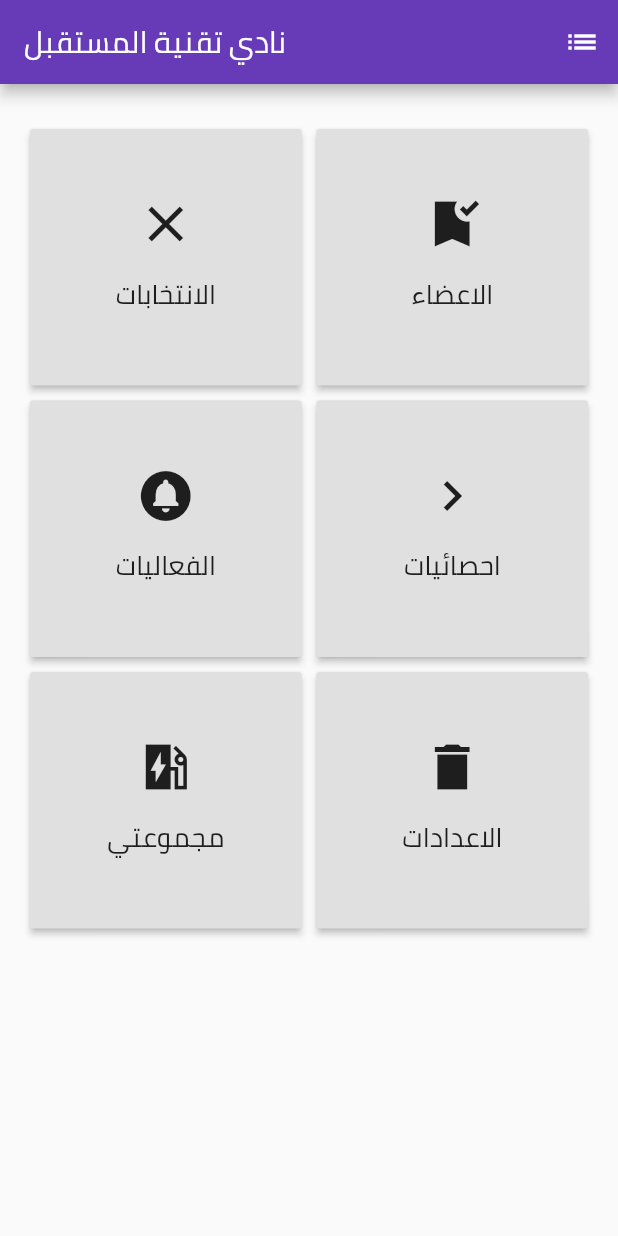
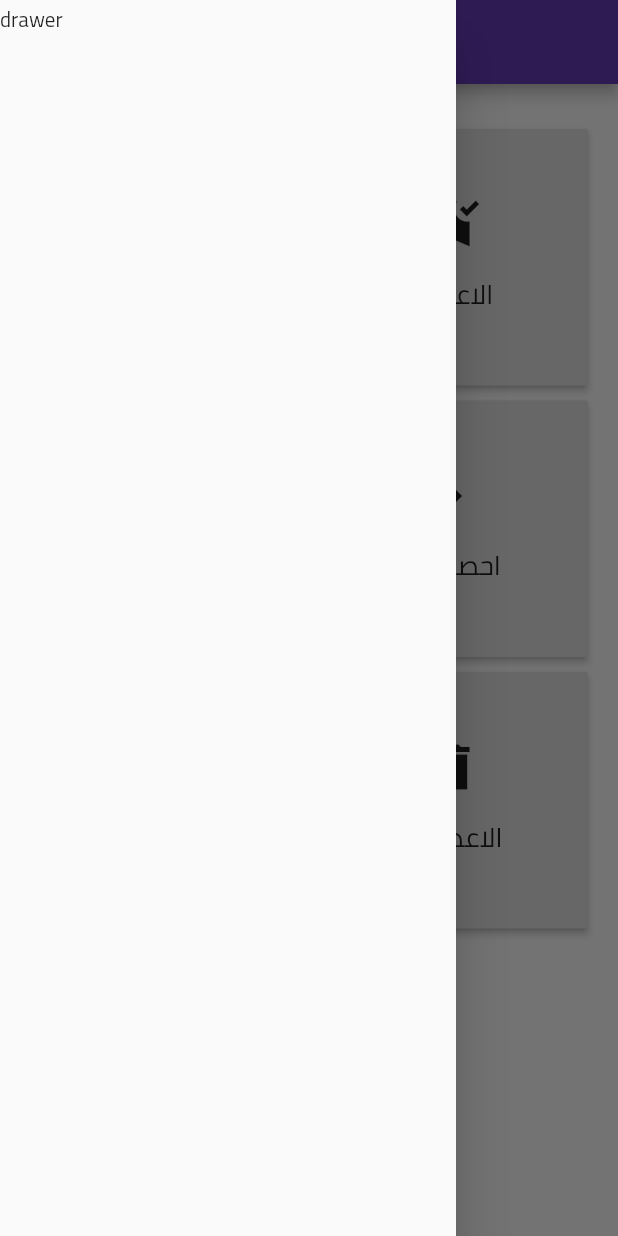
Before and after one commit to WadhahEssam/ftc_flutter_hackathon, a Flutter app: the screen it shows after launch, with the side drawer open (before the commit the screen has no drawer), on a phone screen of 412 x 824 dp. Run offline on Flutter 3.47's test engine with Material 2 defaults, Android fonts, the phone set to English and light mode, and no system bars.

Commit message:
drawer set up

```diff
--- /dev/null
+++ b/lib/drawer.dart
@@ -0,0 +1,13 @@
+import 'package:flutter/material.dart';
+
+class DrawerSection extends StatefulWidget {
+  @override
+  DrawerSectionState createState() => new DrawerSectionState();
+}
+
+class DrawerSectionState extends State<DrawerSection> {
+  @override
+  Widget build(BuildContext context) {
+    return Drawer(child: Text('drawer'));
+  }
+}
--- a/lib/main.dart
+++ b/lib/main.dart
@@ -2,6 +2,7 @@ import 'package:flutter/material.dart';
 import 'election.dart';
 import 'members.dart';
 import 'statistics.dart';
+import 'drawer.dart';
 
 void main() => runApp(MyApp());
 
@@ -26,9 +27,9 @@ class HomePageState extends State<HomePage> {
   @override
   Widget build(BuildContext context) {
     return Scaffold(
+      drawer: DrawerSection(),
       appBar: AppBar(
         title: Text('نادي تقنية المستقبل', style: TextStyle(fontFamily: 'Cairo'),),
-        actions: <Widget>[IconButton(icon: const Icon(Icons.list), onPressed: _showDrawer,)],
       ),
       body: _buildMainButtons(),
     );
```
